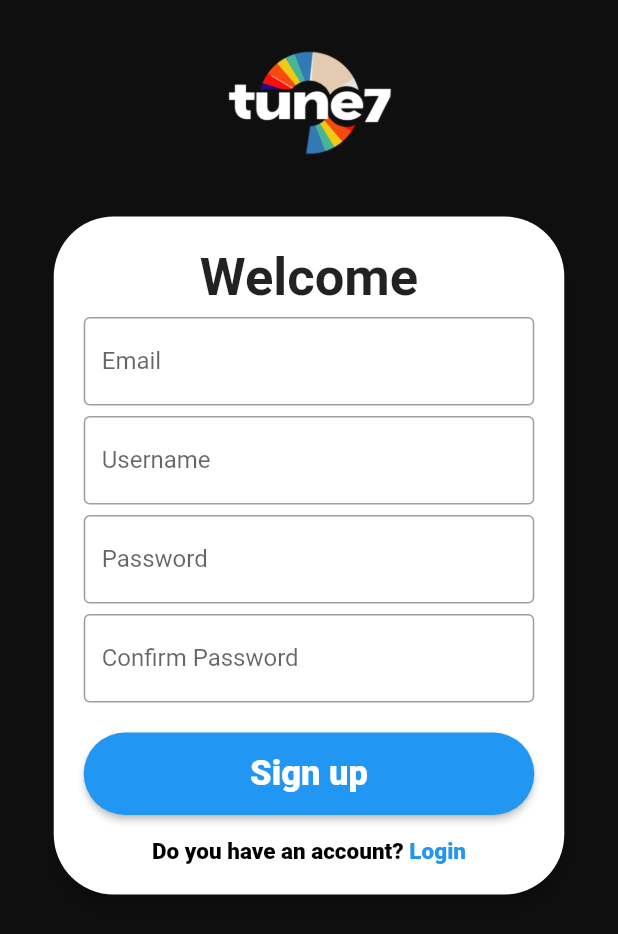
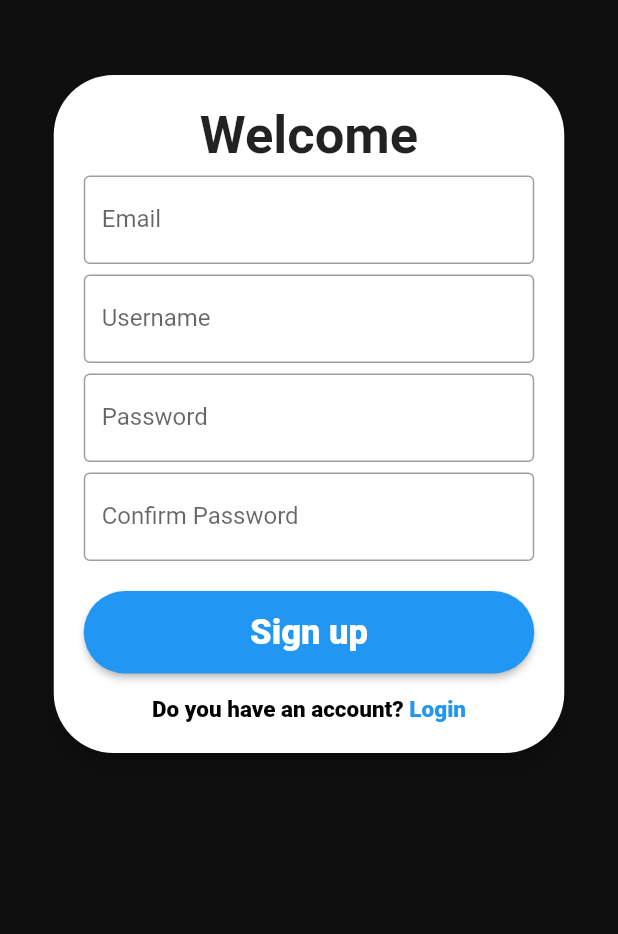
Before and after one commit to cybertrontech/sairamapp, a Flutter app: the screen it shows after launch, on a phone screen of 412 x 824 dp. Shown: the top 934 px of the screen. Run offline on Flutter 3.47's test engine with Material 2 defaults, Android fonts, the phone set to English and light mode, and no system bars; our stand-ins replace audio_video_progress_bar, carousel_slider, flutter_svg, get, google_nav_bar, hexcolor and 3 more; missing offline and left inert: rounded_linear_progress; Roboto replaces fonts that are missing (Louis George Cafe).

Commit message:
nothing new just commit

```diff
--- a/lib/screen/login and signup/Signup.dart
+++ b/lib/screen/login and signup/Signup.dart
@@ -47,13 +47,15 @@ class _HomePageState extends State<Signup> {
       body: SafeArea(
         child: Column(
           children: [
-            Image.asset(tune7logoweb,width: 120,height: 140,),
+            // Image.asset(tune7logoweb,width: 120,height: 140,),
 
             Padding(
               padding: EdgeInsets.only(
-                  top: MediaQuery.of(context).size.height /190,
+                top:50,
+                //   top: MediaQuery.of(context).size.height /200,
                   left: MediaQuery.of(context).size.width / 500,
                   right: MediaQuery.of(context).size.width / 500),
+              child: Expanded(
                 child: Container(
 
                   child: Card(
@@ -209,6 +211,7 @@ class _HomePageState extends State<Signup> {
                   ),
                 ),
               ),
+            ),
           ],
         ),
       ),
--- a/lib/screen/login and signup/loginpage.dart
+++ b/lib/screen/login and signup/loginpage.dart
@@ -86,7 +86,6 @@ void login(String email,password)async{
         child: Column(
           children: [
             Image.asset(tune7logoweb,width: 120,height: 140,),
-
             Padding(
               padding: EdgeInsets.only(
                   top: MediaQuery.of(context).size.height /120,
--- a/lib/screen/login and signup/textlogin.dart
+++ b/lib/screen/login and signup/textlogin.dart
@@ -227,7 +227,7 @@ class _LoginpageState extends State<testlogin> {
                                   );
                                 },
                                 child: Text(
-                                  ' Register',
+                                  ' Registe',
                                   style: TextStyle(
                                       fontSize: 15,
                                       color: Colors.blue,
```
Also changed, not shown: pubspec.lock. Lines whose indentation alone changed are shown as unchanged.
